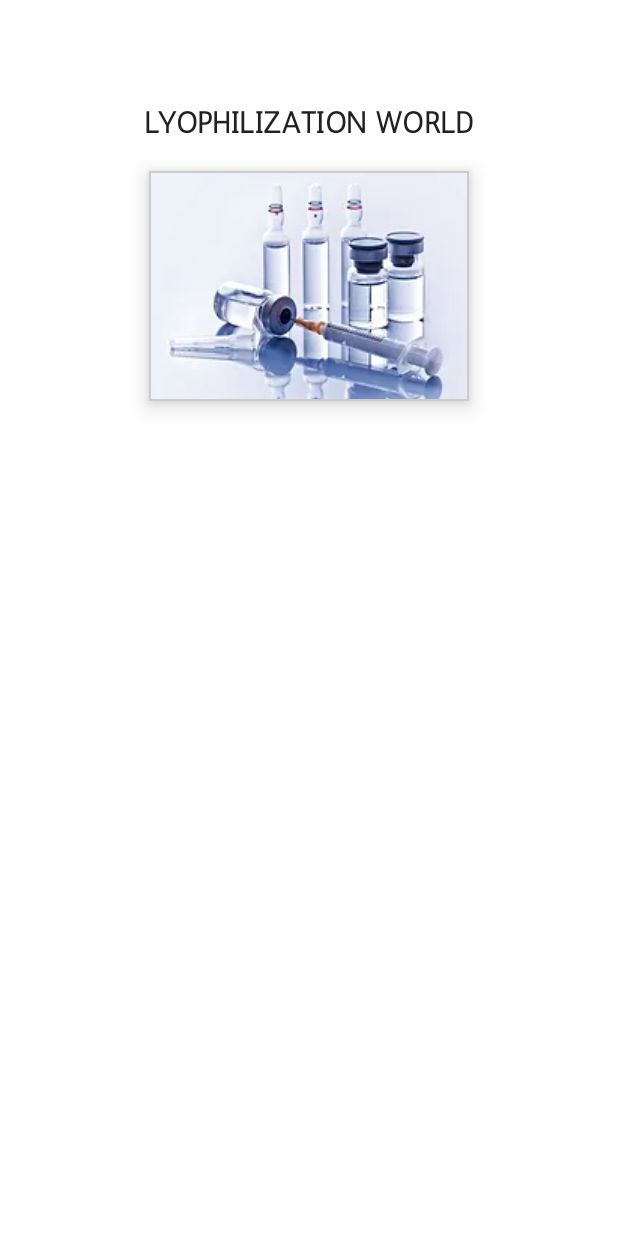
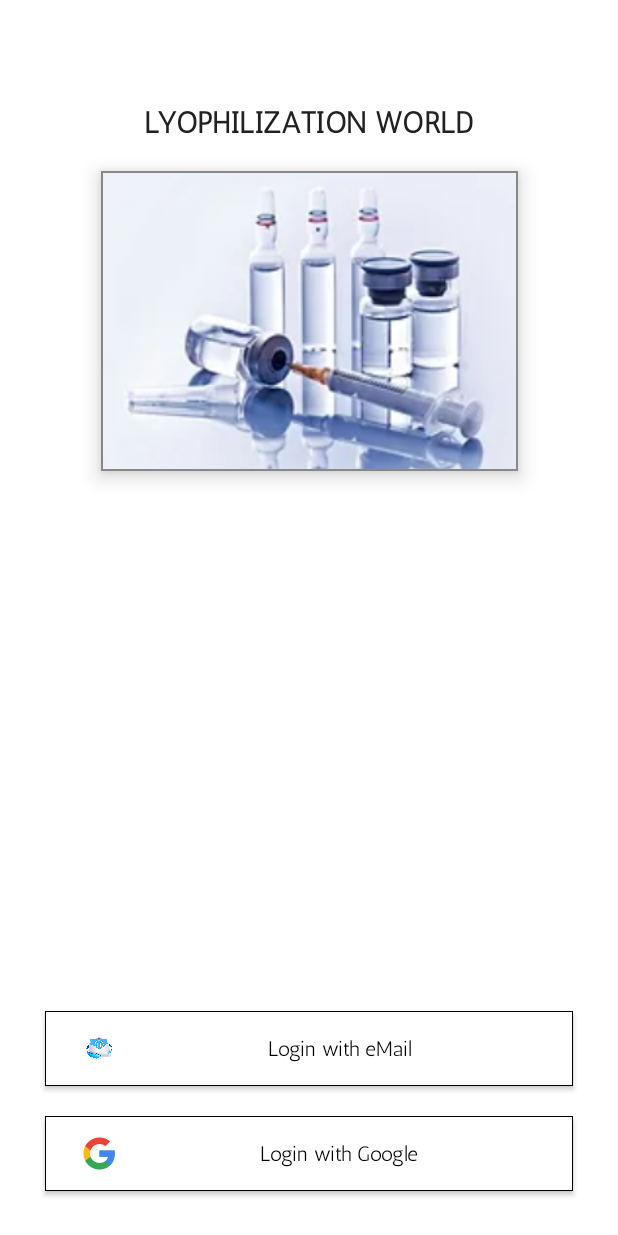
Before and after one commit to xexi81/lyophilization_world, an Android app built with Jetpack Compose: the screen it shows after launch (MainActivity), on a phone screen of 412 x 824 dp. Run offline under Robolectric (Android 15) with nearby library versions, the phone set to English and light mode, and no system bars; our stand-ins replace accompanist.

Commit message:
SplashActivity design

```diff
--- a/app/src/main/java/com/los3molineros/lyophilization_world/ui/composables/ButtonApp.kt
+++ b/app/src/main/java/com/los3molineros/lyophilization_world/ui/composables/ButtonApp.kt
@@ -1,6 +1,7 @@
 package com.los3molineros.lyophilization_world.ui.composables
 
 import androidx.compose.foundation.BorderStroke
+import androidx.compose.foundation.Image
 import androidx.compose.foundation.layout.*
 import androidx.compose.material.*
 import androidx.compose.runtime.Composable
@@ -22,7 +23,8 @@ fun ButtonApp(
     textButton: String = "",
     onClickButton: () -> Unit = {},
     icon: Int? = null,
-    isTextButton: Boolean = false
+    isTextButton: Boolean = false,
+    image: Int? = null
     ) {
     Lyophilization_worldTheme() {
         val margin = if (icon==null) 5 else 0
@@ -39,8 +41,7 @@ fun ButtonApp(
         } else {
             Button(
                 onClick = { onClickButton() },
-                modifier
-                    .wrapContentHeight(),
+                modifier,
                 shape = RectangleShape,
                 border = BorderStroke(0.dp, Color.Black),
                 colors = ButtonDefaults.buttonColors(
@@ -48,7 +49,9 @@ fun ButtonApp(
                 ),
             ) {
                 Row(
-                    modifier = Modifier.fillMaxWidth().padding(vertical = margin.dp),
+                    modifier = Modifier
+                        .fillMaxWidth()
+                        .padding(vertical = margin.dp),
                     horizontalArrangement = Arrangement.SpaceBetween,
                     verticalAlignment = Alignment.CenterVertically
                 ) {
@@ -56,8 +59,15 @@ fun ButtonApp(
                         Icon(
                             painter = painterResource(id = it),
                             contentDescription = null,
-                            modifier = Modifier.size(30.dp)
+                            modifier = Modifier.size(40.dp)
                         )
+                    }
+
+                    image?.let {
+                        Image(
+                            painterResource(id = it),
+                            contentDescription = null,
+                            modifier = Modifier.size(40.dp))
                     }
 
                     Text(
@@ -82,7 +92,9 @@ fun ButtonApp(
 fun ButtonPreview() {
     Column() {
         ButtonApp(
-            modifier = Modifier.fillMaxWidth().padding(all = 20.dp),
+            modifier = Modifier
+                .fillMaxWidth()
+                .padding(all = 20.dp),
             textButton = "Sign in",
             onClickButton = {},
             isTextButton = false
@@ -96,7 +108,9 @@ fun ButtonPreview() {
         )
 
         ButtonApp(
-            modifier = Modifier.fillMaxWidth().padding(all = 20.dp),
+            modifier = Modifier
+                .fillMaxWidth()
+                .padding(all = 20.dp),
             textButton = "Sign in",
             onClickButton = {},
             isTextButton = false,
@@ -107,7 +121,9 @@ fun ButtonPreview() {
             horizontalArrangement = Arrangement.SpaceBetween
         ) {
             ButtonApp(
-                modifier = Modifier.weight(1f).padding(10.dp),
+                modifier = Modifier
+                    .weight(1f)
+                    .padding(10.dp),
                 textButton = "Sign in",
                 onClickButton = {},
                 isTextButton = false,
@@ -115,7 +131,9 @@ fun ButtonPreview() {
             )
 
             ButtonApp(
-                modifier = Modifier.weight(1f).padding(10.dp),
+                modifier = Modifier
+                    .weight(1f)
+                    .padding(10.dp),
                 textButton = "Sign in",
                 onClickButton = {},
                 isTextButton = false,
@@ -127,7 +145,9 @@ fun ButtonPreview() {
             horizontalArrangement = Arrangement.SpaceBetween
         ) {
             ButtonApp(
-                modifier = Modifier.weight(1f).padding(10.dp),
+                modifier = Modifier
+                    .weight(1f)
+                    .padding(10.dp),
                 textButton = "Sign in",
                 onClickButton = {},
                 isTextButton = false,
@@ -135,7 +155,9 @@ fun ButtonPreview() {
             )
 
             ButtonApp(
-                modifier = Modifier.weight(1f).padding(10.dp),
+                modifier = Modifier
+                    .weight(1f)
+                    .padding(10.dp),
                 textButton = "Sign in",
                 onClickButton = {},
                 isTextButton = false,
@@ -143,7 +165,9 @@ fun ButtonPreview() {
             )
 
             ButtonApp(
-                modifier = Modifier.weight(1f).padding(10.dp),
+                modifier = Modifier
+                    .weight(1f)
+                    .padding(10.dp),
                 textButton = "Sign in",
                 onClickButton = {},
                 isTextButton = false,
--- a/app/src/main/java/com/los3molineros/lyophilization_world/ui/screens/MainActivity.kt
+++ b/app/src/main/java/com/los3molineros/lyophilization_world/ui/screens/MainActivity.kt
@@ -23,7 +23,7 @@ class MainActivity : ComponentActivity() {
                     color = MaterialTheme.colors.background
                 ) {
                     val systemUiController = rememberSystemUiController()
-                    systemUiController.setSystemBarsColor(color = Color.Transparent)
+                    systemUiController.setSystemBarsColor(color = Color.Black)
 
                     NavigationComponent()
                 }
--- a/app/src/main/java/com/los3molineros/lyophilization_world/ui/screens/SplashActivity.kt
+++ b/app/src/main/java/com/los3molineros/lyophilization_world/ui/screens/SplashActivity.kt
@@ -5,6 +5,7 @@ import androidx.compose.foundation.Image
 import androidx.compose.foundation.background
 import androidx.compose.foundation.border
 import androidx.compose.foundation.layout.*
+import androidx.compose.material.Icon
 import androidx.compose.material.MaterialTheme
 import androidx.compose.material.Text
 import androidx.compose.runtime.Composable
@@ -13,6 +14,7 @@ import androidx.compose.ui.Modifier
 import androidx.compose.ui.draw.shadow
 import androidx.compose.ui.graphics.Color
 import androidx.compose.ui.graphics.RectangleShape
+import androidx.compose.ui.layout.ContentScale
 import androidx.compose.ui.platform.LocalContext
 import androidx.compose.ui.res.painterResource
 import androidx.compose.ui.res.stringResource
@@ -21,6 +23,7 @@ import androidx.compose.ui.tooling.preview.Preview
 import androidx.compose.ui.unit.dp
 import com.google.accompanist.systemuicontroller.rememberSystemUiController
 import com.los3molineros.lyophilization_world.R
+import com.los3molineros.lyophilization_world.ui.composables.ButtonApp
 import com.los3molineros.lyophilization_world.ui.theme.Lyophilization_worldTheme
 
 @Composable
@@ -28,11 +31,11 @@ fun SplashActivity() {
     Lyophilization_worldTheme() {
         val context = LocalContext.current
 
-        val systemUiController = rememberSystemUiController()
-        systemUiController.setSystemBarsColor(color = Color.Transparent)
-
+        Box(Modifier.fillMaxSize()) {
             Column(
-            Modifier.padding(top = 70.dp)
+                Modifier
+                    .padding(top = 70.dp)
+                    .align(Alignment.TopStart)
             ) {
                 Text(
                     text = stringResource(id = R.string.app_name).uppercase(),
@@ -52,13 +55,37 @@ fun SplashActivity() {
                     Image(
                         painter = painterResource(id = R.drawable.fondo),
                         contentDescription = null,
+                        contentScale = ContentScale.Crop,
                         modifier = Modifier
                             .shadow(elevation = 8.dp, shape = RectangleShape, clip = true)
-                        .border(BorderStroke(width = 1.dp,  Color.LightGray))
-                        .height(153.dp)
-                        .width(213.dp)
+                            .border(BorderStroke(width = 1.dp, Color.Gray))
+                            .height(200.dp)
                             .align(Alignment.Center)
                             .background(Color.LightGray)
+                    )
+                }
+            }
+
+            Column(
+                modifier = Modifier
+                    .align(Alignment.BottomStart)
+                    .padding(all = 30.dp)
+            ) {
+
+                ButtonApp(
+                    modifier = Modifier.height(50.dp),
+                    textButton = context.getString(R.string.login_email),
+                    image = R.drawable.email,
+                    onClickButton = {}
+                )
+
+                Spacer(modifier = Modifier.height(20.dp))
+
+                ButtonApp(
+                    modifier = Modifier.height(50.dp),
+                    textButton = context.getString(R.string.login_google),
+                    image = R.drawable.ic__google,
+                    onClickButton = {}
                 )
             }
         }
--- /dev/null
+++ b/app/src/main/res/drawable/ic__google.xml
@@ -0,0 +1,34 @@
+<vector xmlns:android="http://schemas.android.com/apk/res/android"
+    android:width="48dp"
+    android:height="48dp"
+    android:viewportWidth="48"
+    android:viewportHeight="48">
+  <group>
+    <clip-path
+        android:pathData="M44.5,20H24v8.5h11.8C34.7,33.9 30.1,37 24,37c-7.2,0 -13,-5.8 -13,-13s5.8,-13 13,-13c3.1,0 5.9,1.1 8.1,2.9l6.4,-6.4C34.6,4.1 29.6,2 24,2 11.8,2 2,11.8 2,24s9.8,22 22,22c11,0 21,-8 21,-22 0,-1.3 -0.2,-2.7 -0.5,-4z"/>
+    <path
+        android:pathData="M0,37V11l17,13z"
+        android:fillColor="#FBBC05"/>
+  </group>
+  <group>
+    <clip-path
+        android:pathData="M44.5,20H24v8.5h11.8C34.7,33.9 30.1,37 24,37c-7.2,0 -13,-5.8 -13,-13s5.8,-13 13,-13c3.1,0 5.9,1.1 8.1,2.9l6.4,-6.4C34.6,4.1 29.6,2 24,2 11.8,2 2,11.8 2,24s9.8,22 22,22c11,0 21,-8 21,-22 0,-1.3 -0.2,-2.7 -0.5,-4z"/>
+    <path
+        android:pathData="M0,11l17,13 7,-6.1L48,14V0H0z"
+        android:fillColor="#EA4335"/>
+  </group>
+  <group>
+    <clip-path
+        android:pathData="M44.5,20H24v8.5h11.8C34.7,33.9 30.1,37 24,37c-7.2,0 -13,-5.8 -13,-13s5.8,-13 13,-13c3.1,0 5.9,1.1 8.1,2.9l6.4,-6.4C34.6,4.1 29.6,2 24,2 11.8,2 2,11.8 2,24s9.8,22 22,22c11,0 21,-8 21,-22 0,-1.3 -0.2,-2.7 -0.5,-4z"/>
+    <path
+        android:pathData="M0,37l30,-23 7.9,1L48,0v48H0z"
+        android:fillColor="#34A853"/>
+  </group>
+  <group>
+    <clip-path
+        android:pathData="M44.5,20H24v8.5h11.8C34.7,33.9 30.1,37 24,37c-7.2,0 -13,-5.8 -13,-13s5.8,-13 13,-13c3.1,0 5.9,1.1 8.1,2.9l6.4,-6.4C34.6,4.1 29.6,2 24,2 11.8,2 2,11.8 2,24s9.8,22 22,22c11,0 21,-8 21,-22 0,-1.3 -0.2,-2.7 -0.5,-4z"/>
+    <path
+        android:pathData="M48,48L17,24l-4,-3 35,-10z"
+        android:fillColor="#4285F4"/>
+  </group>
+</vector>
--- a/app/src/main/res/values/strings.xml
+++ b/app/src/main/res/values/strings.xml
@@ -7,4 +7,8 @@
     <string name="rate_us">Rate Us</string>
     <string name="sign_out">Sign Out</string>
     <string name="title_activity_splash">SplashActivity</string>
+
+    <!-- Login values -->
+    <string name="login_email">Login with eMail</string>
+    <string name="login_google">Login with Google</string>
 </resources>
--- a/app/src/main/res/values/themes.xml
+++ b/app/src/main/res/values/themes.xml
@@ -6,7 +6,7 @@
         <item name="colorPrimary">@color/purple_500</item>
         <item name="colorPrimaryDark">@color/purple_700</item>
         <!-- Status bar color. -->
-        <item name="android:statusBarColor" >@color/transparent</item>
+        <item name="android:statusBarColor" >@color/purple_500</item>
         <!-- Customize your theme here. -->
     </style>
 
```
Also changed, not shown: app/src/main/res/drawable/email.png (added). Lines whose indentation alone changed are shown as unchanged.
